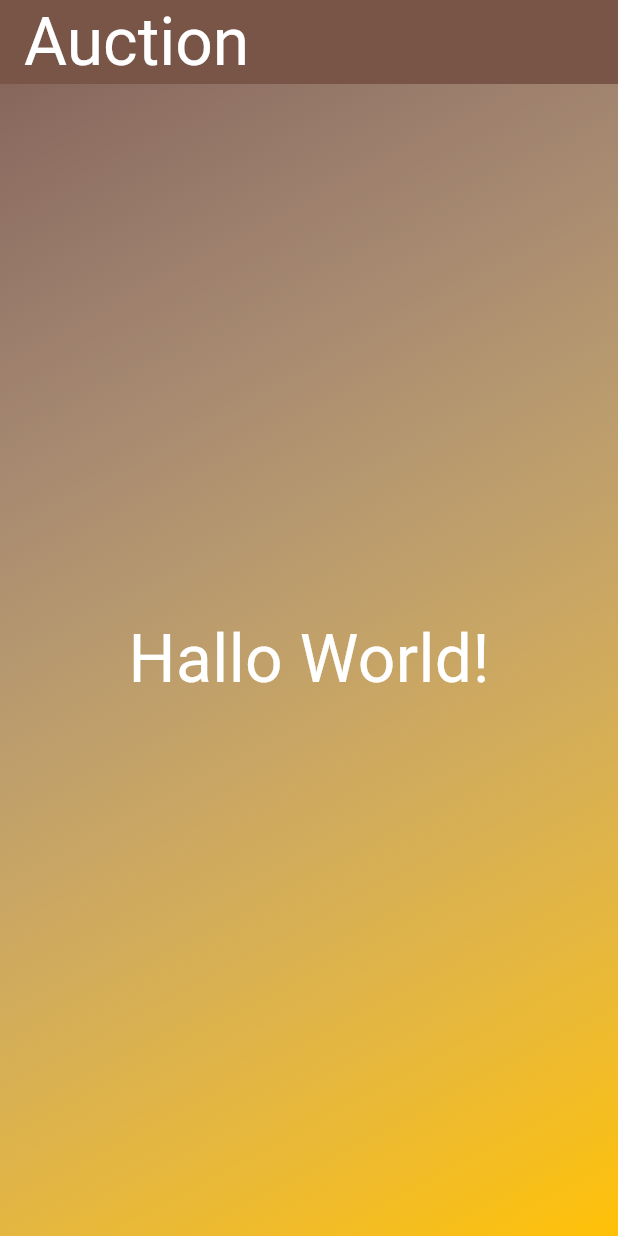
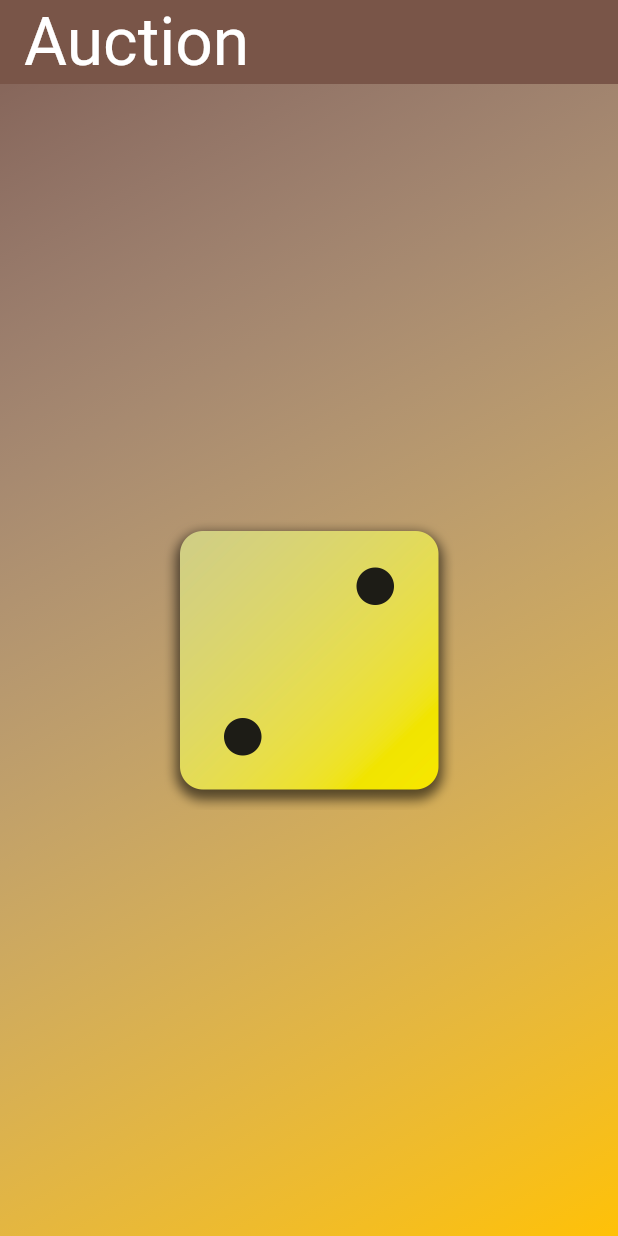
Before and after one commit to galiyev/flutter_todo, a Flutter app: the screen it shows after launch, on a phone screen of 412 x 824 dp. Run offline on Flutter 3.47's test engine with Material 3 defaults, Android fonts, the phone set to English and light mode, and no system bars.

Commit message:
44 Lesson / const

```diff
--- a/lib/gradient_container.dart
+++ b/lib/gradient_container.dart
@@ -8,6 +8,8 @@ const endAlignment = Alignment.bottomRight;
 
 class GradientContainer extends StatelessWidget {
   const GradientContainer({super.key, required this.colors});
+
+  GradientContainer.purple({super.key}):colors = [Colors.deepPurple, Colors.indigo];
 
   final List<Color> colors;
 
@@ -23,8 +25,8 @@ class GradientContainer extends StatelessWidget {
               begin: startAlignment,
               end: endAlignment,
           )),
-      child: const Center(
-        child: StyledText('Hallo World!'),
+      child: Center(
+        child: Image.asset('assets/images/dice-2.png', width: 200,),
       ),
     );
   }
```
Also changed, not shown: pubspec.yaml (+7 -3 lines), assets/images/dice-1.png (added), assets/images/dice-2.png (added), assets/images/dice-3.png (added), assets/images/dice-4.png (added), assets/images/dice-5.png (added), assets/images/dice-6.png (added).
